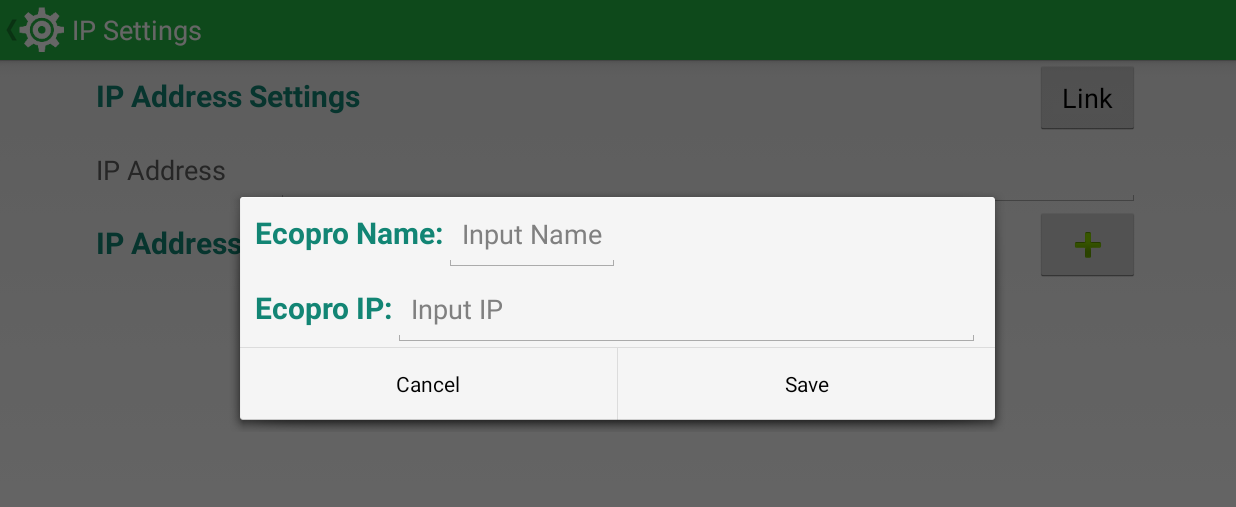
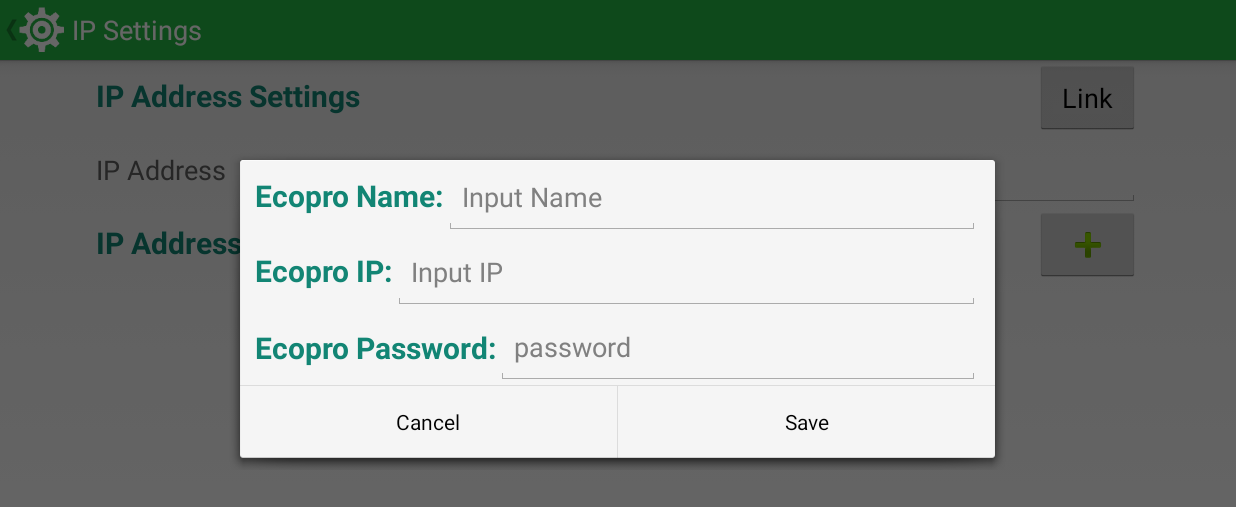
Before and after one commit to pml1988/EcoproTools, an Android app: the IpSettingsActivity screen opened directly, with no data from a screen before it, after a tap on an icon or button, on a phone screen of 824 x 412 dp (held sideways). Shown: the top 507 px of the screen. Run offline under Robolectric (Android 15) with nearby library versions, the light colour scheme and no system bars.

Commit message:
2016-04-18-18.30

```diff
--- a/app/src/main/java/com/anteya/ecoprotools/fragment/EditDialogFragment.java
+++ b/app/src/main/java/com/anteya/ecoprotools/fragment/EditDialogFragment.java
@@ -26,6 +26,8 @@ public class EditDialogFragment extends DialogFragment {
 
     private String ipAddress;
 
+    private int password;
+
     private Ecopro ecopro;
 
     public boolean isNewEcopro = false;
@@ -34,7 +36,7 @@ public class EditDialogFragment extends DialogFragment {
 
     private TextView textViewNameTitle, textViewIpAddressTitle;
 
-    private EditText editTextName, editTextIpAddress;
+    private EditText editTextName, editTextIpAddress , editTextPassword;
 
     public EditDialogFragment(){
 
@@ -102,7 +104,7 @@ public class EditDialogFragment extends DialogFragment {
         textViewIpAddressTitle = (TextView) view.findViewById(R.id.dialogFragmentEdit_textViewIpAddressTitle);
         editTextName = (EditText) view.findViewById(R.id.dialogFragmentEdit_editTextName);
         editTextIpAddress = (EditText) view.findViewById(R.id.dialogFragmentEdit_editTextIpAddress);
-
+        editTextPassword = (EditText) view.findViewById(R.id.dialogFragmentEdit_editTextIpassword);
 
         // setup
         builder.setView(view);
@@ -117,7 +119,7 @@ public class EditDialogFragment extends DialogFragment {
             editTextName.setText(ecopro.getName());
 
             editTextIpAddress.setText(ecopro.getIpAddress());
-
+            editTextPassword.setText(ecopro.getPassword());
         }
 
         return builder.create();
@@ -135,6 +137,8 @@ public class EditDialogFragment extends DialogFragment {
 
             ecopro.setIpAddress(editTextIpAddress.getText().toString());
 
+            ecopro.setPassword(editTextPassword.getText().toString());
+
             if(editDialogFragmentCallback != null){
                 editDialogFragmentCallback.addNewEcopro(ecopro);
             }
@@ -148,6 +152,8 @@ public class EditDialogFragment extends DialogFragment {
             ecopro.setName(editTextName.getText().toString());
 
             ecopro.setIpAddress(editTextIpAddress.getText().toString());
+
+            ecopro.setPassword(editTextPassword.getText().toString());
 
             if(editDialogFragmentCallback != null){
                 editDialogFragmentCallback.updateEcopro(ecopro);
--- a/app/src/main/java/com/anteya/ecoprotools/object/EcoproString.java
+++ b/app/src/main/java/com/anteya/ecoprotools/object/EcoproString.java
@@ -14,6 +14,7 @@ public class EcoproString {
     public final static String ECOPRO_NAME = "Name";
     public final static String ECOPRO_IP_ADDRESS = "IP";
     public final static String ECOPRO_MAC_ADDRESS = "Mac";
+    public final static String ECOPRO_PASSWORD = "PW";
 
 
     public final static String HASH_MAP_KEY_ID = "id";
@@ -21,4 +22,5 @@ public class EcoproString {
     public final static String HASH_MAP_KEY_DATA = "data";
     public final static String HASH_MAP_KEY_IP = "ip";
     public final static String HASH_MAP_KEY_MAC = "mac";
+    public final static String HASH_MAP_KEY_PW = "pw";
 }
--- a/app/src/main/java/com/anteya/ecoprotools/object/SQLiteControl.java
+++ b/app/src/main/java/com/anteya/ecoprotools/object/SQLiteControl.java
@@ -38,6 +38,7 @@ public class SQLiteControl {
         values.put(EcoproString.ECOPRO_NAME, ecopro.getName());
         values.put(EcoproString.ECOPRO_IP_ADDRESS, ecopro.getIpAddress());
         values.put(EcoproString.ECOPRO_MAC_ADDRESS, ecopro.getMacAddress());
+        values.put(EcoproString.ECOPRO_PASSWORD, ecopro.getPassword());
         long result = db.insert(EcoproString.ECOPRO_TABLE_NAME, null, values);
         db.close();
 
@@ -61,7 +62,7 @@ public class SQLiteControl {
         values.put(EcoproString.ECOPRO_NAME, ecopro.getName());
         values.put(EcoproString.ECOPRO_IP_ADDRESS, ecopro.getIpAddress());
         values.put(EcoproString.ECOPRO_MAC_ADDRESS, ecopro.getMacAddress());
-
+        values.put(EcoproString.ECOPRO_PASSWORD, ecopro.getPassword());
         String where = EcoproString.ECOPRO_ID + "=" + ecopro.getId();
 
         int result = db.update(EcoproString.ECOPRO_TABLE_NAME, values, where, null);
@@ -114,6 +115,7 @@ public class SQLiteControl {
             ecopro.setName(result.getString(result.getColumnIndex(EcoproString.ECOPRO_NAME)));
             ecopro.setIpAddress(result.getString(result.getColumnIndex(EcoproString.ECOPRO_IP_ADDRESS)));
             ecopro.setMacAddress(result.getString(result.getColumnIndex(EcoproString.ECOPRO_MAC_ADDRESS)));
+            ecopro.setPassword(result.getString(result.getColumnIndex(EcoproString.ECOPRO_PASSWORD)));
 
             list.add(ecopro);
         }
--- a/app/src/main/java/com/anteya/ecoprotools/object/SQLiteDBHelper.java
+++ b/app/src/main/java/com/anteya/ecoprotools/object/SQLiteDBHelper.java
@@ -28,7 +28,8 @@ public class SQLiteDBHelper extends SQLiteOpenHelper{
                 EcoproString.ECOPRO_ID + " INTEGER PRIMARY KEY AUTOINCREMENT, " +
                 EcoproString.ECOPRO_NAME + " TEXT NOT NULL DEFAULT '', " +
                 EcoproString.ECOPRO_IP_ADDRESS + " TEXT NOT NULL DEFAULT '', " +
-                EcoproString.ECOPRO_MAC_ADDRESS + " TEXT NOT NULL DEFAULT '');";
+                EcoproString.ECOPRO_MAC_ADDRESS + " TEXT NOT NULL DEFAULT '', " +
+                EcoproString.ECOPRO_PASSWORD + " TEXT NOT NULL DEFAULT '');";
         db.execSQL(INIT_TABLE);
     }
 
--- a/app/src/main/res/layout/dialog_fragment_edit.xml
+++ b/app/src/main/res/layout/dialog_fragment_edit.xml
@@ -8,17 +8,18 @@
 
     <LinearLayout
         android:orientation="horizontal"
-        android:layout_width="wrap_content"
+        android:layout_width="match_parent"
         android:layout_height="wrap_content">
 
         <TextView
             android:id="@+id/dialogFragmentEdit_textViewNameTitle"
             style="@style/MySettingsBigTitle"
-            android:text="Ecopro Name:"/>
+            android:text="Ecopro Name:"
+            android:layout_width="wrap_content" />
 
         <EditText
             android:id="@+id/dialogFragmentEdit_editTextName"
-            android:layout_width="match_parent"
+            android:layout_width="fill_parent"
             android:layout_height="@dimen/activitySettings_textViewTitle_layoutHeight"
             android:hint="Input Name"/>
     </LinearLayout>
@@ -41,4 +42,24 @@
             android:hint="Input IP"/>
     </LinearLayout>
 
+    <LinearLayout
+        android:orientation="horizontal"
+        android:layout_width="match_parent"
+        android:layout_height="wrap_content"
+        style="@style/MySettingsBigTitle">
+
+        <TextView
+            android:layout_width="wrap_content"
+            android:layout_height="wrap_content"
+            android:text="Ecopro Password:"
+            android:id="@+id/dialogFragmentEdit_password"
+            style="@style/MySettingsBigTitle" />
+
+        <EditText
+            android:layout_width="match_parent"
+            android:layout_height="@dimen/activitySettings_textViewTitle_layoutHeight"
+            android:id="@+id/dialogFragmentEdit_editTextIpassword"
+            android:hint="password" />
+    </LinearLayout>
+
 </LinearLayout>
```
Also changed, not shown: app/src/main/java/com/anteya/ecoprotools/MainActivity.java (+4 -4 lines), app/src/main/java/com/anteya/ecoprotools/SettingsActivity.java (+13 -6 lines), app/src/main/java/com/anteya/ecoprotools/object/Ecopro.java (+16 -1 lines), 2 other files.
